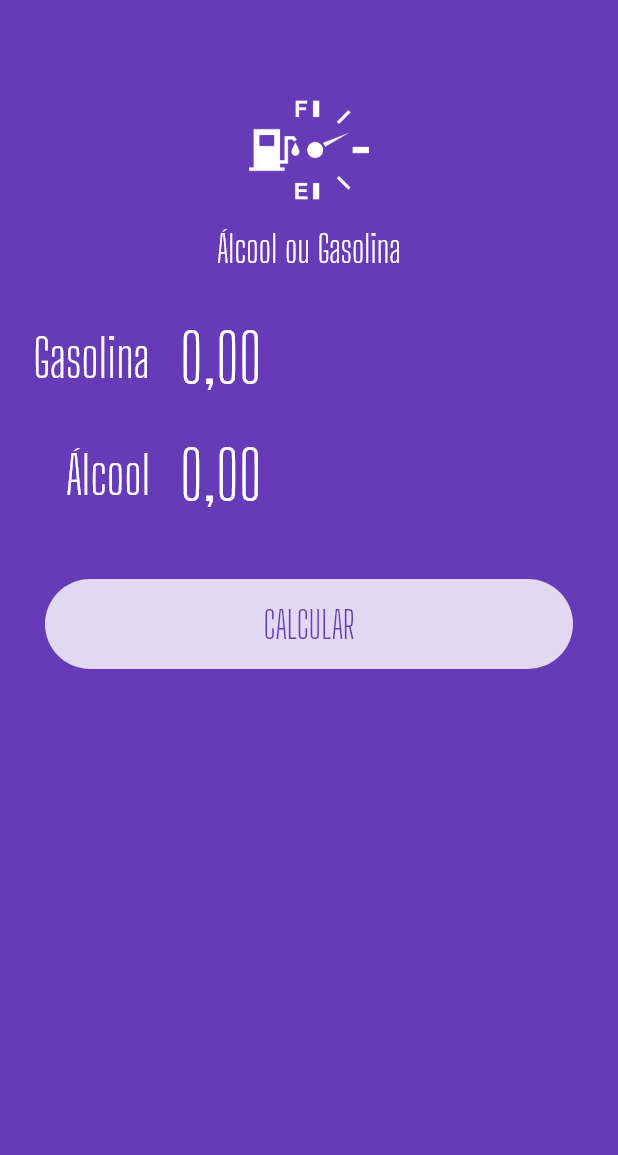
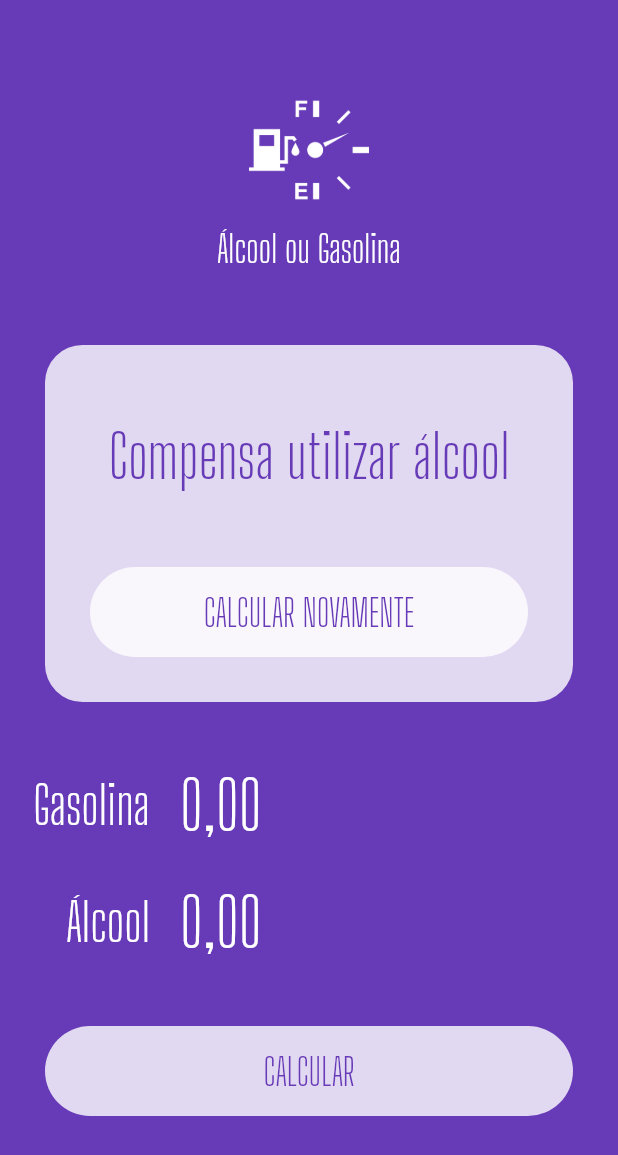
Before and after one commit to enilsonfilho/aog, a Flutter app: the screen it shows after launch, on a phone screen of 412 x 824 dp. Shown: the top 1155 px of the screen. Run offline on Flutter 3.47's test engine with Material 2 defaults, Android fonts, the phone set to English and light mode, and no system bars; our stand-ins replace flutter_masked_text.

Commit message:
Add botão calcular novamente

```diff
--- a/lib/main.dart
+++ b/lib/main.dart
@@ -34,6 +34,54 @@ class HomePage extends StatelessWidget {
       body: ListView(
         children: <Widget>[
           Logo(),
+          Container(
+            margin: EdgeInsets.all(30),
+            decoration: BoxDecoration(
+              color: Colors.white.withOpacity(0.8),
+              borderRadius: BorderRadius.circular(25),
+            ),
+            child: Column(
+              children: <Widget>[
+                const SizedBox(
+                  height: 50,
+                ),
+                Text(
+                  "Compensa utilizar álcool",
+                  style: TextStyle(
+                    color: Theme.of(context).primaryColor,
+                    fontSize: 40,
+                    fontFamily: "Big Shoulders Display",
+                  ),
+                  textAlign: TextAlign.center,
+                ),
+                const SizedBox(
+                  height: 20,
+                ),
+                Container(
+                  margin: EdgeInsets.all(30),
+                  height: 60,
+                  width: double.infinity,
+                  decoration: BoxDecoration(
+                    color: Colors.white.withOpacity(0.8),
+                    borderRadius: BorderRadius.circular(
+                      50,
+                    ),
+                  ),
+                  child: TextButton(
+                    child: Text(
+                      "CALCULAR NOVAMENTE",
+                      style: TextStyle(
+                        color: Theme.of(context).primaryColor,
+                        fontSize: 25,
+                        fontFamily: "Big Shoulders Display",
+                      ),
+                    ),
+                    onPressed: () {},
+                  ),
+                ),
+              ],
+            ),
+          ),
           Input(
             label: "Gasolina",
             ctrl: _gastCtrl,
```
